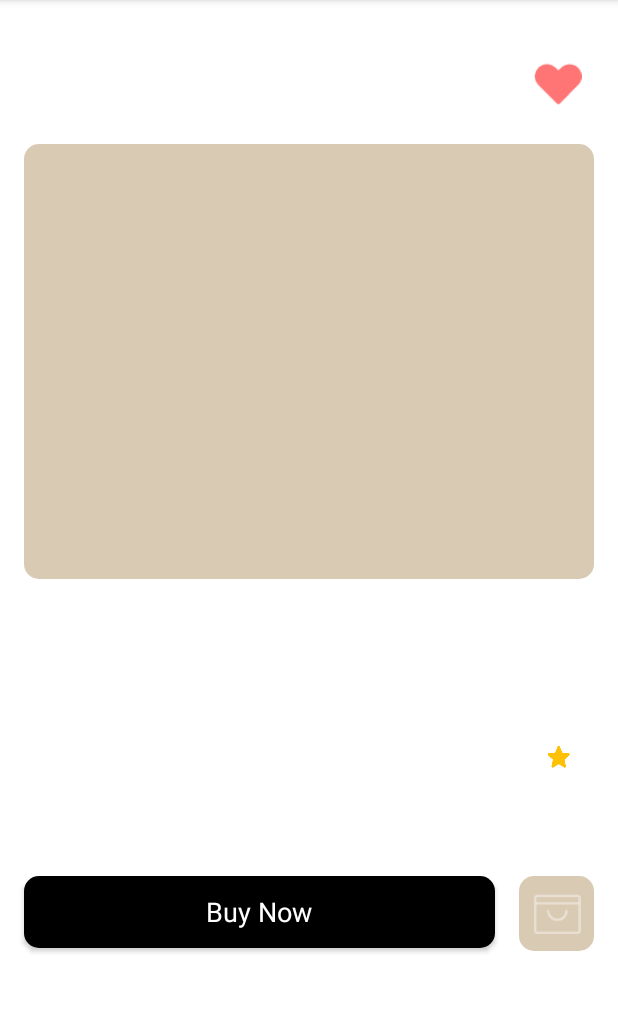
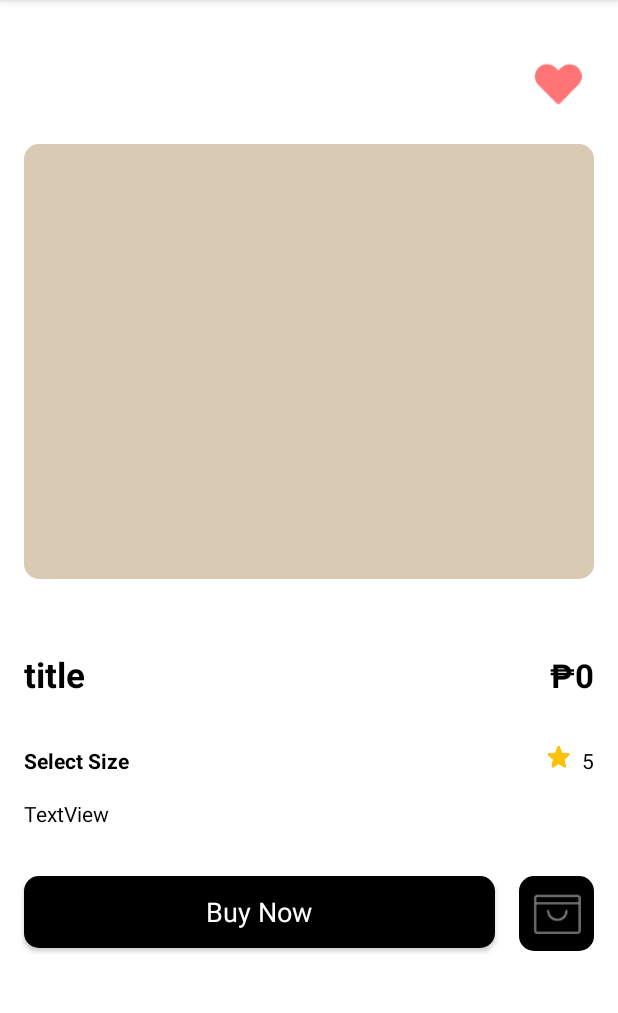
Before and after one commit to halitlua/mobcom, an Android app: the DetailActivity screen opened directly, with no data from a screen before it, on a phone screen of 412 x 824 dp, the part 84-1097 px from its top. Run offline under Robolectric (Android 15) with nearby library versions, the phone set to English and light mode, and no system bars; plain views replace DotsIndicator; 9 statements that could not run were skipped.

Commit message:
UpdatedColor

```diff
--- a/StoreDataLacedMnl/app/src/main/res/drawable/white_bg.xml
+++ b/StoreDataLacedMnl/app/src/main/res/drawable-mdpi/grey_bg3.xml
@@ -2,8 +2,8 @@
 <selector xmlns:android="http://schemas.android.com/apk/res/android">
 <item>
     <shape android:shape="rectangle">
+        <solid android:color="#5F5C5C"/>
         <corners android:radius="10dp"/>
-        <solid android:color="@color/white"/>
     </shape>
 </item>
 </selector>
--- a/StoreDataLacedMnl/app/src/main/res/res/drawable/white_bg.xml
+++ b/StoreDataLacedMnl/app/src/main/res/drawable/grey_bg2.xml
@@ -2,8 +2,8 @@
 <selector xmlns:android="http://schemas.android.com/apk/res/android">
 <item>
     <shape android:shape="rectangle">
+        <solid android:color="@color/black"/>
         <corners android:radius="10dp"/>
-        <solid android:color="@color/white"/>
     </shape>
 </item>
 </selector>
--- a/StoreDataLacedMnl/app/src/main/res/layout/activity_detail.xml
+++ b/StoreDataLacedMnl/app/src/main/res/layout/activity_detail.xml
@@ -86,7 +86,7 @@
                     android:layout_weight="1"
                     android:text="title"
                     android:textStyle="bold"
-                    android:textColor="@color/white"
+                    android:textColor="@color/black"
                     android:textSize="23sp"/>
 
                 <TextView
@@ -95,7 +95,7 @@
                     android:layout_height="wrap_content"
 
                     android:text="₱0"
-                    android:textColor="@color/white"
+                    android:textColor="@color/black"
                     android:textSize="22sp"
                     android:textStyle="bold" />
             </LinearLayout>
@@ -114,7 +114,7 @@
                     android:layout_height="wrap_content"
                     android:layout_weight="1"
                     android:text="Select Size"
-                    android:textColor="@color/white"
+                    android:textColor="@color/black"
                     android:textStyle="bold"
                     android:textSize="14sp"/>
 
@@ -129,7 +129,7 @@
                     android:id="@+id/ratingTxt"
                     android:layout_width="wrap_content"
                     android:layout_height="wrap_content"
-                   android:textColor="@color/white"
+                   android:textColor="@color/black"
                     android:text="5" />
             </LinearLayout>
 
@@ -145,7 +145,7 @@
                 android:id="@+id/descriptionTxt"
                 android:layout_width="match_parent"
                 android:layout_height="wrap_content"
-                android:textColor="@color/white"
+                android:textColor="@color/black"
                 android:text="TextView"
                 android:layout_margin="16dp"/>
 
@@ -156,22 +156,22 @@
                 android:orientation="horizontal">
 
                 <androidx.appcompat.widget.AppCompatButton
+                    android:id="@+id/addToCartBtn"
                     style="@android:style/Widget.Button"
-                    android:id="@+id/addToCartBtn"
-                    android:textColor="@color/white"
-                    android:textSize="18sp"
                     android:layout_width="wrap_content"
                     android:layout_height="wrap_content"
+                    android:layout_margin="8dp"
                     android:layout_weight="1"
-                    android:layout_margin="8dp"
                     android:background="@drawable/purple_bg"
-                    android:text="Buy Now" />
+                    android:text="Buy Now"
+                    android:textColor="@color/white"
+                    android:textSize="18sp" />
 
                 <ImageButton
                     android:id="@+id/cartBtn"
                     android:layout_width="50dp"
                     android:layout_height="50dp"
-                    android:background="@drawable/grey_bg"
+                    android:background="@drawable/grey_bg2"
                     android:layout_margin="8dp"
                     app:srcCompat="@drawable/btn_2"
                     app:tint="@color/white" />
--- a/StoreDataLacedMnl/app/src/main/res/layout/viewholder_size.xml
+++ b/StoreDataLacedMnl/app/src/main/res/layout/viewholder_size.xml
@@ -5,7 +5,7 @@
     android:layout_width="48dp"
     android:layout_height="48dp"
     android:layout_margin="8dp"
-    android:background="@drawable/grey_bg">
+    android:background="@drawable/grey_bg3">
 
     <TextView
         android:id="@+id/sizeTxt"
```
